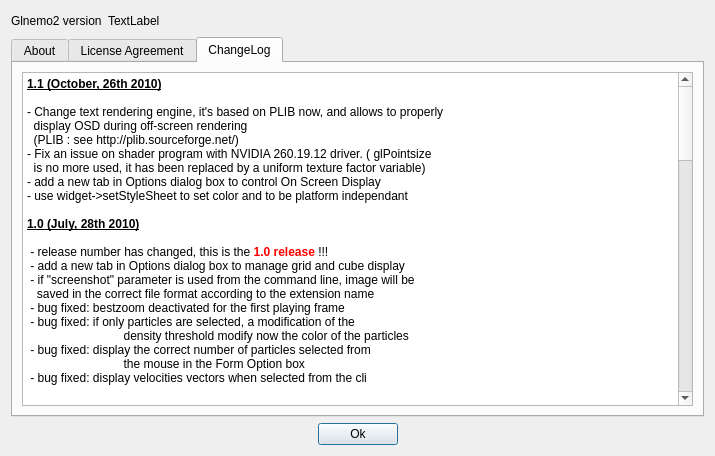
Above: usr/jcl/glnemo2/src/formabout.ui from teuben/nemo before the change. Below: the same form after it.
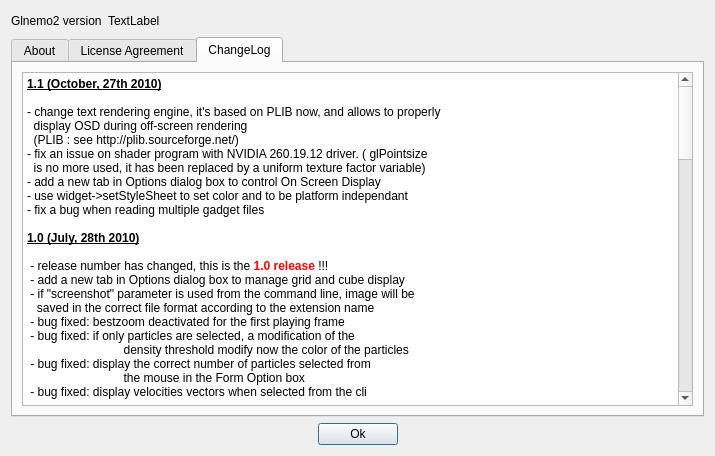
That is the form after the change. The open tabs and pages were chosen to show the change. Icons and pictures are not drawn.

Commit message: Fix a bug when reading multiple gadget files

The edit to the form file:
```diff
--- a/usr/jcl/glnemo2/src/formabout.ui
+++ b/usr/jcl/glnemo2/src/formabout.ui
@@ -1057,15 +1057,16 @@
 &lt;table border=&quot;0&quot; style=&quot;-qt-table-type: root; margin-top:4px; margin-bottom:4px; margin-left:4px; margin-right:4px;&quot;&gt;
 &lt;tr&gt;
 &lt;td style=&quot;border: none;&quot;&gt;
-&lt;p style=&quot; margin-top:0px; margin-bottom:0px; margin-left:0px; margin-right:0px; -qt-block-indent:0; text-indent:0px;&quot;&gt;&lt;span style=&quot; font-weight:600; text-decoration: underline;&quot;&gt;1.1 (October, 26th 2010)&lt;/span&gt;&lt;/p&gt;
+&lt;p style=&quot; margin-top:0px; margin-bottom:0px; margin-left:0px; margin-right:0px; -qt-block-indent:0; text-indent:0px;&quot;&gt;&lt;span style=&quot; font-weight:600; text-decoration: underline;&quot;&gt;1.1 (October, 27th 2010)&lt;/span&gt;&lt;/p&gt;
 &lt;p style=&quot;-qt-paragraph-type:empty; margin-top:0px; margin-bottom:0px; margin-left:0px; margin-right:0px; -qt-block-indent:0; text-indent:0px; font-weight:600; text-decoration: underline;&quot;&gt;&lt;/p&gt;
-&lt;p style=&quot; margin-top:0px; margin-bottom:0px; margin-left:0px; margin-right:0px; -qt-block-indent:0; text-indent:0px;&quot;&gt;- Change text rendering engine, it's based on PLIB now, and allows to properly&lt;/p&gt;
+&lt;p style=&quot; margin-top:0px; margin-bottom:0px; margin-left:0px; margin-right:0px; -qt-block-indent:0; text-indent:0px;&quot;&gt;- change text rendering engine, it's based on PLIB now, and allows to properly&lt;/p&gt;
 &lt;p style=&quot; margin-top:0px; margin-bottom:0px; margin-left:0px; margin-right:0px; -qt-block-indent:0; text-indent:0px;&quot;&gt;  display OSD during off-screen rendering&lt;/p&gt;
 &lt;p style=&quot; margin-top:0px; margin-bottom:0px; margin-left:0px; margin-right:0px; -qt-block-indent:0; text-indent:0px;&quot;&gt;  (PLIB : see http://plib.sourceforge.net/)&lt;/p&gt;
-&lt;p style=&quot; margin-top:0px; margin-bottom:0px; margin-left:0px; margin-right:0px; -qt-block-indent:0; text-indent:0px;&quot;&gt;- Fix an issue on shader program with NVIDIA 260.19.12 driver. ( glPointsize&lt;/p&gt;
+&lt;p style=&quot; margin-top:0px; margin-bottom:0px; margin-left:0px; margin-right:0px; -qt-block-indent:0; text-indent:0px;&quot;&gt;- fix an issue on shader program with NVIDIA 260.19.12 driver. ( glPointsize&lt;/p&gt;
 &lt;p style=&quot; margin-top:0px; margin-bottom:0px; margin-left:0px; margin-right:0px; -qt-block-indent:0; text-indent:0px;&quot;&gt;  is no more used, it has been replaced by a uniform texture factor variable)&lt;/p&gt;
 &lt;p style=&quot; margin-top:0px; margin-bottom:0px; margin-left:0px; margin-right:0px; -qt-block-indent:0; text-indent:0px;&quot;&gt;- add a new tab in Options dialog box to control On Screen Display&lt;/p&gt;
 &lt;p style=&quot; margin-top:0px; margin-bottom:0px; margin-left:0px; margin-right:0px; -qt-block-indent:0; text-indent:0px;&quot;&gt;- use widget-&amp;gt;setStyleSheet to set color and to be platform independant&lt;/p&gt;
+&lt;p style=&quot; margin-top:0px; margin-bottom:0px; margin-left:0px; margin-right:0px; -qt-block-indent:0; text-indent:0px;&quot;&gt;- fix a bug when reading multiple gadget files&lt;/p&gt;
 &lt;p style=&quot;-qt-paragraph-type:empty; margin-top:0px; margin-bottom:0px; margin-left:0px; margin-right:0px; -qt-block-indent:0; text-indent:0px;&quot;&gt;&lt;/p&gt;
 &lt;p style=&quot; margin-top:0px; margin-bottom:0px; margin-left:0px; margin-right:0px; -qt-block-indent:0; text-indent:0px;&quot;&gt;&lt;span style=&quot; font-weight:600; text-decoration: underline;&quot;&gt;1.0 (July, 28th 2010)&lt;/span&gt;&lt;/p&gt;
 &lt;p style=&quot;-qt-paragraph-type:empty; margin-top:0px; margin-bottom:0px; margin-left:0px; margin-right:0px; -qt-block-indent:0; text-indent:0px;&quot;&gt;&lt;/p&gt;
```
The commit also changes 5 other files.
